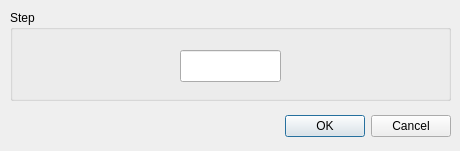
houdini22/HuDrone, file DESKTOP/app/dialogthrottlemodesettings.ui: the form before one commit.
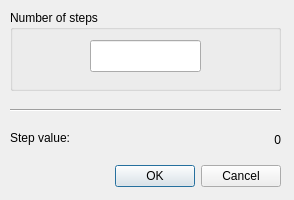
The form after the commit.

Patch:
```diff
--- a/DESKTOP/app/dialogthrottlemodesettings.ui
+++ b/DESKTOP/app/dialogthrottlemodesettings.ui
@@ -6,8 +6,8 @@
    <rect>
     <x>0</x>
     <y>0</y>
-    <width>460</width>
-    <height>151</height>
+    <width>294</width>
+    <height>200</height>
    </rect>
   </property>
   <property name="windowTitle">
@@ -16,9 +16,9 @@
   <widget class="QDialogButtonBox" name="buttonBox">
    <property name="geometry">
     <rect>
-     <x>110</x>
-     <y>110</y>
-     <width>341</width>
+     <x>70</x>
+     <y>160</y>
+     <width>211</width>
      <height>32</height>
     </rect>
    </property>
@@ -34,24 +34,66 @@
     <rect>
      <x>10</x>
      <y>10</y>
-     <width>441</width>
-     <height>91</height>
+     <width>271</width>
+     <height>81</height>
     </rect>
    </property>
    <property name="title">
-    <string>Step</string>
+    <string>Number of steps</string>
    </property>
    <widget class="QLineEdit" name="inputStep">
     <property name="geometry">
      <rect>
-      <x>170</x>
-      <y>40</y>
-      <width>101</width>
+      <x>80</x>
+      <y>30</y>
+      <width>111</width>
       <height>32</height>
      </rect>
     </property>
    </widget>
   </widget>
+  <widget class="QLabel" name="label">
+   <property name="geometry">
+    <rect>
+     <x>10</x>
+     <y>130</y>
+     <width>91</width>
+     <height>16</height>
+    </rect>
+   </property>
+   <property name="text">
+    <string>Step value:</string>
+   </property>
+  </widget>
+  <widget class="Line" name="line">
+   <property name="geometry">
+    <rect>
+     <x>10</x>
+     <y>100</y>
+     <width>271</width>
+     <height>20</height>
+    </rect>
+   </property>
+   <property name="orientation">
+    <enum>Qt::Horizontal</enum>
+   </property>
+  </widget>
+  <widget class="QLabel" name="labelStepValue">
+   <property name="geometry">
+    <rect>
+     <x>160</x>
+     <y>130</y>
+     <width>121</width>
+     <height>20</height>
+    </rect>
+   </property>
+   <property name="text">
+    <string>0</string>
+   </property>
+   <property name="alignment">
+    <set>Qt::AlignRight|Qt::AlignTrailing|Qt::AlignVCenter</set>
+   </property>
+  </widget>
  </widget>
  <resources/>
  <connections>
```
